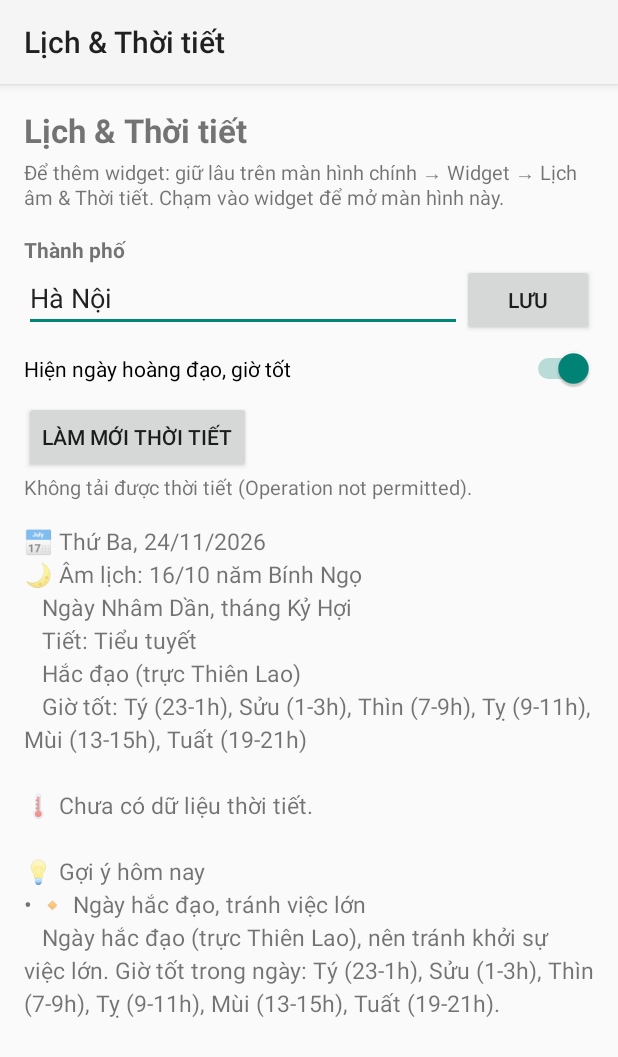
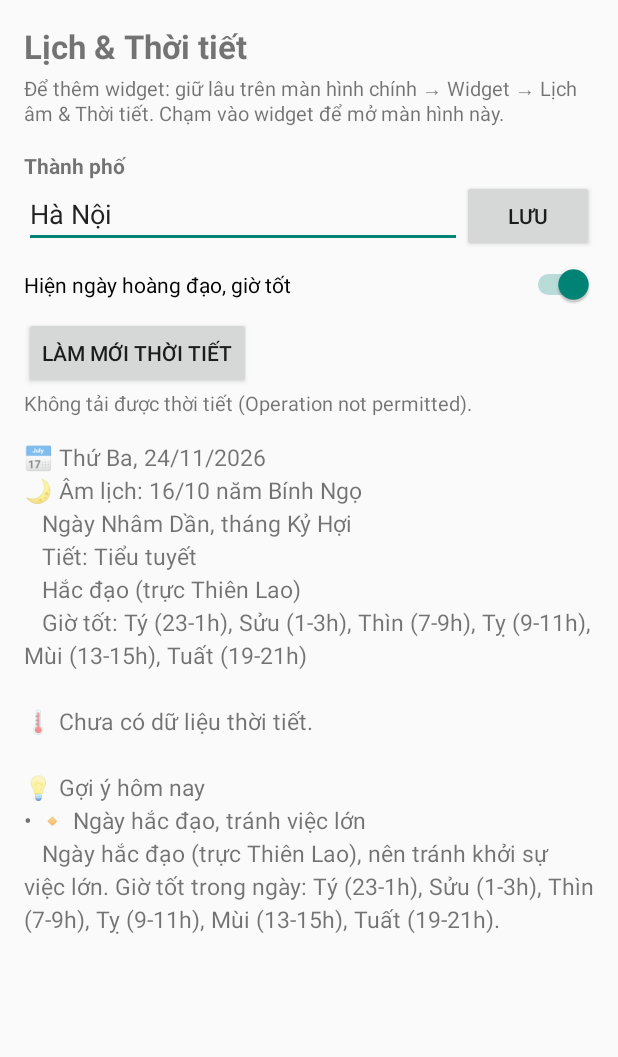
Before and after one commit to Ngocha2607/lich-am-widget, an Android app: the screen it shows after launch (MainActivity), on a phone screen of 412 x 824 dp. Shown: the top 1057 px of the screen. Run offline under Robolectric (Android 15) with nearby library versions, the phone set to English and light mode, and no system bars; network calls fail; pictures from the network do not load.

Commit message:
Sửa gợi ý buổi tối nói về ngày mai, không nói 'dễ chịu' khi mưa; bỏ thanh tiêu đề trùng
Co-Authored-By: Claude Fable 5.1 <noreply@anthropic.com>

```diff
--- a/app/src/main/java/vn/lichthoitiet/MainActivity.kt
+++ b/app/src/main/java/vn/lichthoitiet/MainActivity.kt
@@ -109,7 +109,7 @@ class MainActivity : Activity() {
         }
         sb.appendLine()
 
-        sb.appendLine("💡 Gợi ý hôm nay")
+        sb.appendLine(if (now.hour >= 18) "💡 Gợi ý cho ngày mai" else "💡 Gợi ý hôm nay")
         tips.forEach { sb.appendLine("• ${it.short}\n   ${it.detail}") }
 
         details.text = sb.toString()
--- a/app/src/main/java/vn/lichthoitiet/SuggestionEngine.kt
+++ b/app/src/main/java/vn/lichthoitiet/SuggestionEngine.kt
@@ -49,6 +49,12 @@ object SuggestionEngine {
                 if (weather.tomorrowMax >= 35) out += Suggestion(
                     "🥵 Mai nắng nóng ${weather.tomorrowMax}°",
                     "Ngày mai nắng nóng tới ${weather.tomorrowMax}°. Nên làm việc ngoài trời vào sáng sớm, uống đủ nước.",
+                    Kind.WARN,
+                )
+                val tonight = weather.maxRain(hour, 23)
+                if (hour < 22 && tonight >= 60) out += Suggestion(
+                    "☔ Tối nay mưa, mang ô nếu ra ngoài",
+                    "Tối nay xác suất mưa $tonight%. Mang ô nếu còn ra ngoài.",
                     Kind.WARN,
                 )
             } else {
@@ -130,30 +136,48 @@ object SuggestionEngine {
             out += Suggestion("🌿 Mai vào tiết $it", "Ngày mai bắt đầu tiết $it.", Kind.NORMAL)
         }
 
-        // 4. Hoàng đạo / hắc đạo (tùy chọn)
-        if (spiritual && !evening) {
-            val truc = LunarCalendar.trucThan(lunar)
-            val gio = LunarCalendar.gioHoangDao(lunar.jd).joinToString(", ")
-            if (LunarCalendar.isHoangDao(lunar)) out += Suggestion(
-                "✅ Ngày hoàng đạo, hợp việc lớn",
-                "Ngày hoàng đạo (trực $truc), hợp ký kết, khai trương, cưới hỏi. Giờ tốt: $gio.",
+        // 4. Hoàng đạo / hắc đạo (tùy chọn). Buổi tối nói về ngày mai để tiện lên kế hoạch.
+        if (spiritual) {
+            val truc = LunarCalendar.trucThan(target)
+            val gio = LunarCalendar.gioHoangDao(target.jd).joinToString(", ")
+            val ngay = if (evening) "Mai ngày" else "Ngày"
+            if (LunarCalendar.isHoangDao(target)) out += Suggestion(
+                "✅ $ngay hoàng đạo, hợp việc lớn",
+                "$ngay hoàng đạo (trực $truc), hợp ký kết, khai trương, cưới hỏi. Giờ tốt: $gio.",
                 Kind.NORMAL,
             ) else out += Suggestion(
-                "🔸 Ngày hắc đạo, tránh việc lớn",
-                "Ngày hắc đạo (trực $truc), nên tránh khởi sự việc lớn. Giờ tốt trong ngày: $gio.",
+                "🔸 $ngay hắc đạo, tránh việc lớn",
+                "$ngay hắc đạo (trực $truc), nên tránh khởi sự việc lớn. Giờ tốt trong ngày: $gio.",
                 Kind.NORMAL,
             )
         }
 
-        // 5. Mặc định
-        if (out.isEmpty()) {
-            out += when {
-                weather == null -> Suggestion("📅 Chúc bạn một ngày tốt lành", "Chưa có dữ liệu thời tiết. Mở app và bấm Làm mới.", Kind.NORMAL)
-                weather.todayCode <= 1 -> Suggestion("☀️ Trời đẹp, hợp ra ngoài đi dạo", "Hôm nay ${WeatherText.label(weather.todayCode)}, ${weather.todayMin}-${weather.todayMax}°.", Kind.NORMAL)
-                else -> Suggestion("🌤️ Ngày dễ chịu, ${weather.todayMin}-${weather.todayMax}°", "Hôm nay ${WeatherText.label(weather.todayCode)}, ${weather.todayMin}-${weather.todayMax}°.", Kind.NORMAL)
-            }
+        // 5. Mặc định: mô tả thời tiết của ngày đang nói tới
+        if (out.isEmpty()) out += defaultTip(weather, evening)
+        return out
+    }
+
+    private fun defaultTip(w: WeatherData?, evening: Boolean): Suggestion {
+        if (w == null) return Suggestion(
+            "📅 Chúc bạn một ngày tốt lành",
+            "Chưa có dữ liệu thời tiết. Mở app và bấm Làm mới.",
+            Kind.NORMAL,
+        )
+        val day = if (evening) "Mai" else "Hôm nay"
+        val code = if (evening) w.tomorrowCode else w.todayCode
+        val min = if (evening) w.tomorrowMin else w.todayMin
+        val max = if (evening) w.tomorrowMax else w.todayMax
+        val rain = if (evening) w.tomorrowRain else w.todayRain
+        val icon = WeatherText.icon(code)
+        val label = WeatherText.label(code)
+        val short = when {
+            code >= 95 -> "$icon $day có dông, $min-$max°"
+            code >= 51 -> "$icon $day $label, mang ô phòng khi"
+            code >= 45 -> "$icon $day sương mù, đi xe cẩn thận"
+            code <= 1 -> "$icon $day trời đẹp, $min-$max°"
+            else -> "$icon $day $label, $min-$max°"
         }
-        return out
+        return Suggestion(short, "$day $label, $min-$max°, xác suất mưa $rain%.", Kind.NORMAL)
     }
 
     private fun templeHint(w: WeatherData?, evening: Boolean): String {
--- a/app/src/main/res/values-night/styles.xml
+++ b/app/src/main/res/values-night/styles.xml
@@ -1,4 +1,4 @@
 <?xml version="1.0" encoding="utf-8"?>
 <resources>
-    <style name="AppTheme" parent="@android:style/Theme.Material" />
+    <style name="AppTheme" parent="@android:style/Theme.Material.NoActionBar" />
 </resources>
--- a/app/src/main/res/values/styles.xml
+++ b/app/src/main/res/values/styles.xml
@@ -1,4 +1,4 @@
 <?xml version="1.0" encoding="utf-8"?>
 <resources>
-    <style name="AppTheme" parent="@android:style/Theme.Material.Light" />
+    <style name="AppTheme" parent="@android:style/Theme.Material.Light.NoActionBar" />
 </resources>
```
